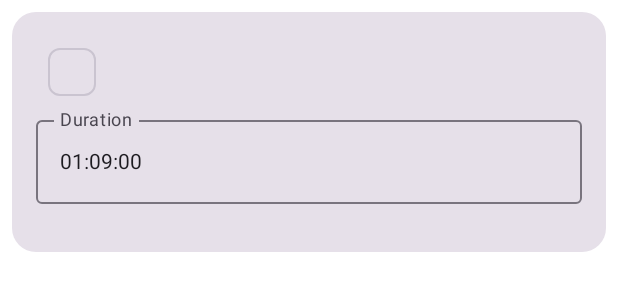
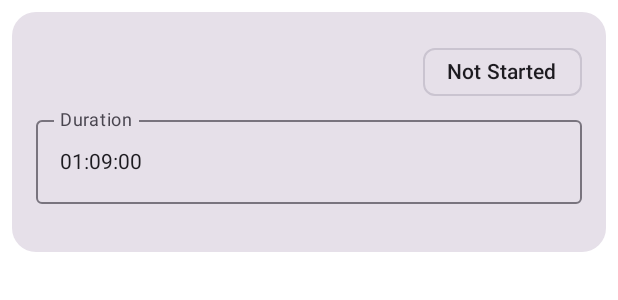
Before and after one commit to DinoLeung/skuare, an Android app built with Jetpack Compose: the @Preview function TimerPreview, on a phone screen of 412 x 824 dp. Shown: the top 300 px of the screen. Run offline under Robolectric (Android 15) with nearby library versions, the phone set to English and light mode, and no system bars.

```diff
--- a/composeApp/src/commonMain/kotlin/xyz/d1n0/lib/constant/TimerStatus.kt
+++ b/composeApp/src/commonMain/kotlin/xyz/d1n0/lib/constant/TimerStatus.kt
@@ -11,4 +11,11 @@ enum class TimerStatus(val byte: Byte) {
             TimerStatus.entries.firstOrNull { it.byte == byte }
                 ?: error("Unknown timer status value: ${byte.toHexString(HexFormat.UpperCase)}")
     }
+
+    val displayName: String
+        get() = when (this) {
+            NOT_STARTED -> "Not Started"
+            ACTIVE -> "Active"
+            SUSPENDED -> "Suspended"
+        }
 }
--- a/composeApp/src/commonMain/kotlin/xyz/d1n0/ui/component/CardView.kt
+++ b/composeApp/src/commonMain/kotlin/xyz/d1n0/ui/component/CardView.kt
@@ -1,6 +1,7 @@
 package xyz.d1n0.ui.component
 
 import androidx.compose.foundation.layout.Arrangement
+import androidx.compose.foundation.layout.Box
 import androidx.compose.foundation.layout.Column
 import androidx.compose.foundation.layout.Row
 import androidx.compose.foundation.layout.fillMaxWidth
@@ -31,9 +32,9 @@ fun CardView(
                 horizontalArrangement = Arrangement.SpaceBetween,
                 modifier = Modifier.align(Alignment.Start).fillMaxWidth(),
             ) {
-                leadingIcon()
-                title()
-                indicator()
+                Box { leadingIcon() }
+                Box { title() }
+                Box { indicator() }
             }
             content()
         }
--- a/composeApp/src/commonMain/kotlin/xyz/d1n0/ui/component/DurationTextInput.kt
+++ b/composeApp/src/commonMain/kotlin/xyz/d1n0/ui/component/DurationTextInput.kt
@@ -34,7 +34,7 @@ fun DurationTextInput (
         placeholder = { Text("00:00:00") },
         visualTransformation = transformation,
         keyboardOptions = KeyboardOptions.Default.copy(keyboardType = KeyboardType.Number),
-        isError = duration.toHHMMSSString().length > 6,     // simple length guard
+        isError = duration.toHHMMSSString().length > 6,
         supportingText = {
             if (duration.toHHMMSSString().length > 6)
                 Text("Max 6 digits (HHMMSS)")
--- a/composeApp/src/commonMain/kotlin/xyz/d1n0/ui/component/TimerCard.kt
+++ b/composeApp/src/commonMain/kotlin/xyz/d1n0/ui/component/TimerCard.kt
@@ -4,6 +4,7 @@ import androidx.compose.foundation.layout.Arrangement
 import androidx.compose.foundation.layout.Row
 import androidx.compose.foundation.layout.fillMaxWidth
 import androidx.compose.material3.AssistChip
+import androidx.compose.material3.Text
 import androidx.compose.runtime.Composable
 import androidx.compose.ui.Modifier
 import org.jetbrains.compose.ui.tooling.preview.Preview
@@ -21,7 +22,9 @@ fun TimerCard (
         title = { },
         indicator = {
             AssistChip(
-                label = { timer.status.name },
+                label = {
+                    Text(timer.status.displayName)
+                },
                 onClick = { },
             )
         },
--- a/composeApp/src/commonMain/kotlin/xyz/d1n0/ui/screen/timer/TimerScreen.kt
+++ b/composeApp/src/commonMain/kotlin/xyz/d1n0/ui/screen/timer/TimerScreen.kt
@@ -10,6 +10,7 @@ import androidx.compose.ui.Modifier
 import org.koin.compose.koinInject
 import org.koin.compose.viewmodel.koinViewModel
 import xyz.d1n0.Log
+import xyz.d1n0.ui.component.TimerCard
 
 @Composable
 fun TimerScreen(
@@ -32,6 +33,6 @@ fun TimerScreen(
         verticalArrangement = Arrangement.Center,
 
         ) {
-        Text(timer.value.toString())
+        timer.value?.let { TimerCard(timer = it)  }
     }
 }
```
